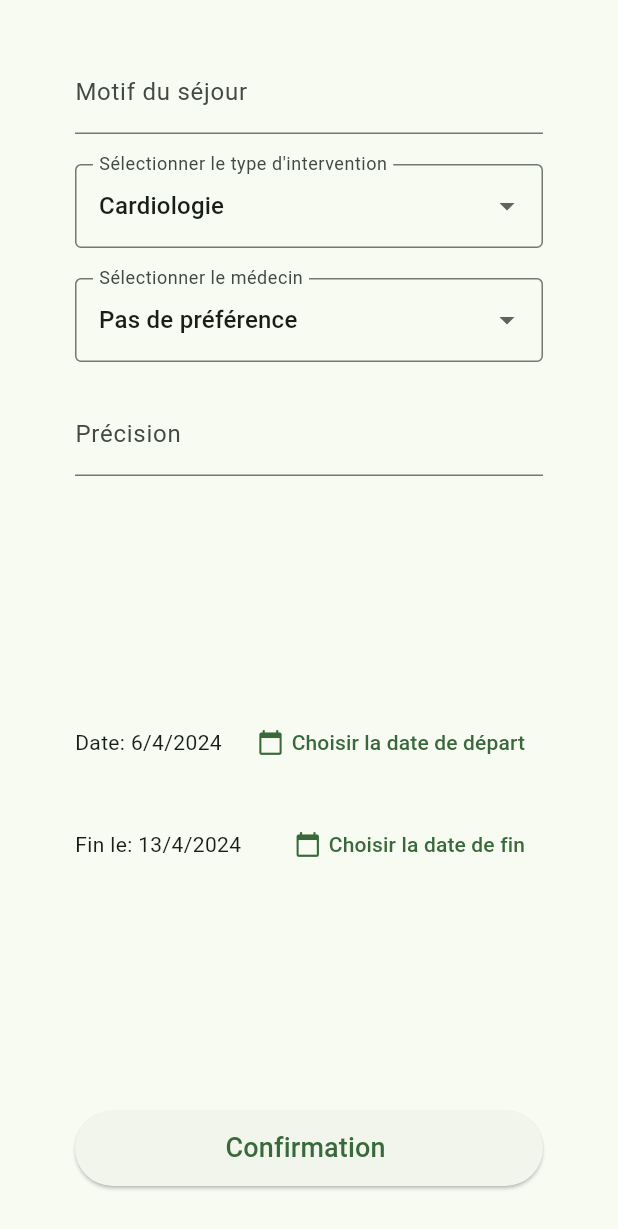
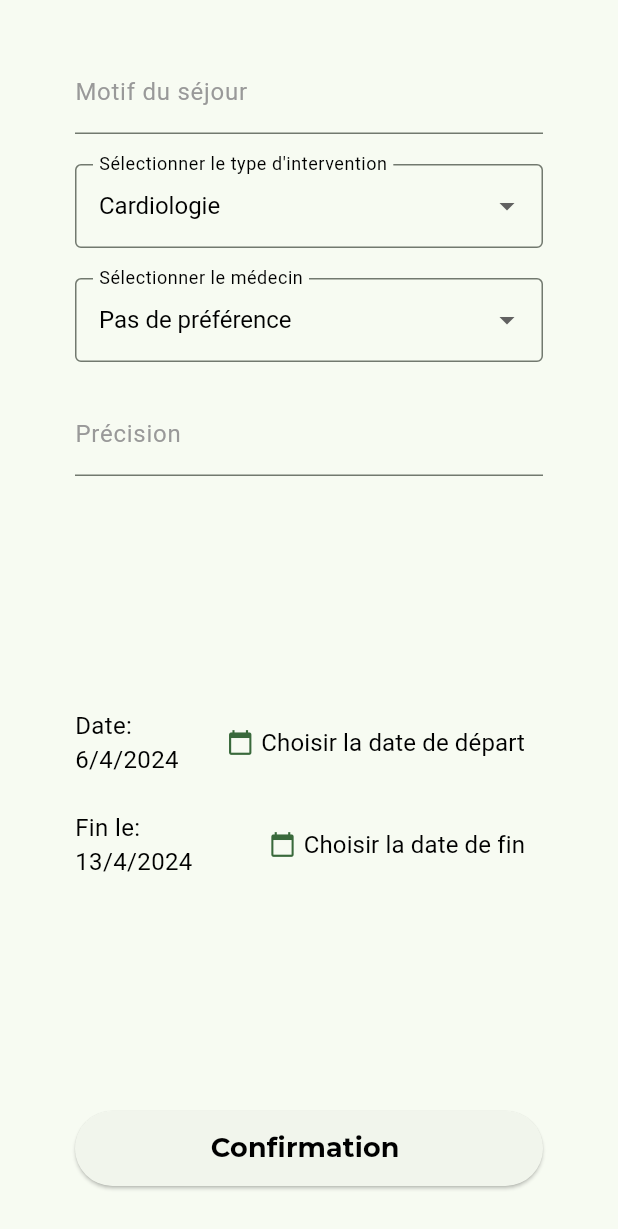
Before and after one commit to VincePaulin/SoigneMoiWeb, a Flutter app: the CreateStayPage screen opened directly, on a phone screen of 412 x 824 dp. Shown: the top 1229 px of the screen. Run offline on Flutter 3.47's test engine with Material 3 defaults, Android fonts, the phone set to English and light mode, and no system bars; project files that could hold a hidden picture were left out.

Commit message:
feat: front updtae

```diff
--- a/lib/page/create_stay.dart
+++ b/lib/page/create_stay.dart
@@ -1,6 +1,8 @@
+import 'package:flutter/cupertino.dart';
 import 'package:flutter/material.dart';
 import 'package:soigne_moi_web/model/doctor.dart';
 import 'package:soigne_moi_web/model/medical_section.dart';
+import 'package:soigne_moi_web/utils/app_fonts.dart';
 
 class CreateStayPage extends StatefulWidget {
   const CreateStayPage({super.key});
@@ -60,7 +62,10 @@ class _CreateStayPageState extends State<CreateStayPage> {
                   children: [
                     TextFormField(
                       controller: _titleController,
-                      decoration: InputDecoration(labelText: 'Motif du séjour'),
+                      decoration: InputDecoration(
+                          labelText: 'Motif du séjour',
+                          labelStyle: robotoTextStyle(
+                              color: CupertinoColors.inactiveGray)),
                       validator: (value) {
                         if (value!.isEmpty) {
                           return 'Un motif est requis';
@@ -77,15 +82,20 @@ class _CreateStayPageState extends State<CreateStayPage> {
                           _selectedDoctor = 'Pas de préférence';
                         });
                       },
+                      style: robotoTextStyle(),
                       items: medicalSections.map((section) {
                         return DropdownMenuItem<String>(
                           value: section.name,
-                          child: Text(section.name),
+                          child: Text(
+                            section.name,
+                            style: robotoTextStyle(),
+                          ),
                         );
                       }).toList(),
                       decoration: InputDecoration(
                         labelText: "Sélectionner le type d'intervention",
-                        border: OutlineInputBorder(),
+                        labelStyle: robotoTextStyle(),
+                        border: const OutlineInputBorder(),
                       ),
                     ),
                     const SizedBox(height: 20),
@@ -96,16 +106,21 @@ class _CreateStayPageState extends State<CreateStayPage> {
                           _selectedDoctor = newValue!;
                         });
                       },
+                      style: robotoTextStyle(),
                       items: _getDoctorDropdownItems(),
                       decoration: InputDecoration(
                         labelText: 'Sélectionner le médecin',
-                        border: OutlineInputBorder(),
+                        labelStyle: robotoTextStyle(),
+                        border: const OutlineInputBorder(),
                       ),
                     ),
                     const SizedBox(height: 20),
                     TextFormField(
                       controller: _precisionController,
-                      decoration: InputDecoration(labelText: 'Précision'),
+                      decoration: InputDecoration(
+                          labelText: 'Précision',
+                          labelStyle: robotoTextStyle(
+                              color: CupertinoColors.inactiveGray)),
                     ),
                   ],
                 ),
@@ -115,7 +130,10 @@ class _CreateStayPageState extends State<CreateStayPage> {
                     Row(
                       children: [
                         Expanded(
-                          child: Text('Date: ${_formatDate(_startDate)}'),
+                          child: Text(
+                            'Date: ${_formatDate(_startDate)}',
+                            style: robotoTextStyle(),
+                          ),
                         ),
                         TextButton(
                           onPressed: () {
@@ -123,11 +141,14 @@ class _CreateStayPageState extends State<CreateStayPage> {
                           },
                           child: Row(
                             children: [
-                              Icon(Icons.calendar_today),
+                              const Icon(Icons.calendar_today),
                               const SizedBox(
                                 width: 5.0,
                               ),
-                              Text('Choisir la date de départ'),
+                              Text(
+                                'Choisir la date de départ',
+                                style: robotoTextStyle(),
+                              ),
                             ],
                           ),
                         ),
@@ -137,7 +158,10 @@ class _CreateStayPageState extends State<CreateStayPage> {
                     Row(
                       children: [
                         Expanded(
-                          child: Text('Fin le: ${_formatDate(_endDate)}'),
+                          child: Text(
+                            'Fin le: ${_formatDate(_endDate)}',
+                            style: robotoTextStyle(),
+                          ),
                         ),
                         TextButton(
                           onPressed: () {
@@ -145,11 +169,14 @@ class _CreateStayPageState extends State<CreateStayPage> {
                           },
                           child: Row(
                             children: [
-                              Icon(Icons.calendar_today),
+                              const Icon(Icons.calendar_today),
                               const SizedBox(
                                 width: 5.0,
                               ),
-                              Text('Choisir la date de fin'),
+                              Text(
+                                'Choisir la date de fin',
+                                style: robotoTextStyle(),
+                              ),
                             ],
                           ),
                         ),
@@ -170,7 +197,7 @@ class _CreateStayPageState extends State<CreateStayPage> {
                     },
                     child: Text(
                       'Confirmation ',
-                      style: TextStyle(fontSize: 18.0),
+                      style: montserratTextStyle(fontSize: 18.0),
                     ),
                   ),
                 ),
--- a/lib/utils/screen_size.dart
+++ b/lib/utils/screen_size.dart
@@ -3,6 +3,6 @@ import 'package:flutter/material.dart';
 class ScreenSizeUtil {
   static bool isSmallScreen(BuildContext context) {
     final screenSize = MediaQuery.of(context).size;
-    return screenSize.width <= 600;
+    return screenSize.width <= 1200;
   }
 }
--- a/lib/widgets/custom_list_tile.dart
+++ b/lib/widgets/custom_list_tile.dart
@@ -1,6 +1,7 @@
 import 'package:flutter/material.dart';
 import 'package:soigne_moi_web/model/stay.dart';
 import 'package:intl/intl.dart';
+import 'package:soigne_moi_web/utils/app_fonts.dart';
 
 // Custom class for ListTiles with title, type and date
 class CustomListTile extends StatelessWidget {
@@ -30,7 +31,7 @@ class CustomListTile extends StatelessWidget {
                   stay.title,
                   maxLines: 2,
                   overflow: TextOverflow.ellipsis,
-                  style: const TextStyle(
+                  style: robotoTextStyle(
                     fontWeight: FontWeight.bold,
                   ),
                 ),
@@ -44,6 +45,7 @@ class CustomListTile extends StatelessWidget {
                 child: Text(
                   stay.type,
                   overflow: TextOverflow.ellipsis,
+                  style: robotoTextStyle(),
                 ),
               ),
             ),
@@ -58,10 +60,12 @@ class CustomListTile extends StatelessWidget {
                     Text(
                       'Début: $formattedDate',
                       overflow: TextOverflow.ellipsis,
+                      style: robotoTextStyle(),
                     ),
                     Text(
                       'Fin: $formattedEndDate',
                       overflow: TextOverflow.ellipsis,
+                      style: robotoTextStyle(),
                     ),
                   ],
                 ),
--- a/lib/widgets/navigation_bar.dart
+++ b/lib/widgets/navigation_bar.dart
@@ -1,5 +1,6 @@
 import 'package:flutter/material.dart';
 import 'package:soigne_moi_web/utils/app_colors.dart';
+import 'package:soigne_moi_web/utils/app_fonts.dart';
 
 class NavBar extends StatelessWidget {
   final int selectedIndex;
@@ -25,6 +26,7 @@ class NavBar extends StatelessWidget {
                 Text(
                   "Soigne Moi",
                   style: TextStyle(
+                    fontFamily: 'Montserrat',
                     fontSize: 24,
                     color: Colors.white,
                     shadows: [
@@ -62,7 +64,7 @@ class NavBar extends StatelessWidget {
         ),
         title: Text(
           title,
-          style: TextStyle(
+          style: montserratTextStyle(
             color:
                 selectedIndex == index ? Colors.black : Colors.lightBlueAccent,
           ),
```
Also changed, not shown: lib/page/home/homepage_body.dart (+5 -4 lines), lib/widgets/custom_app_bar.dart (+5 -3 lines), pubspec.yaml (+14 -1 lines), assets/fonts/Montserrat-Bold.ttf (added), assets/fonts/Montserrat-Regular.ttf (added), assets/fonts/Roboto-Bold.ttf (added), assets/fonts/Roboto-Regular.ttf (added).
